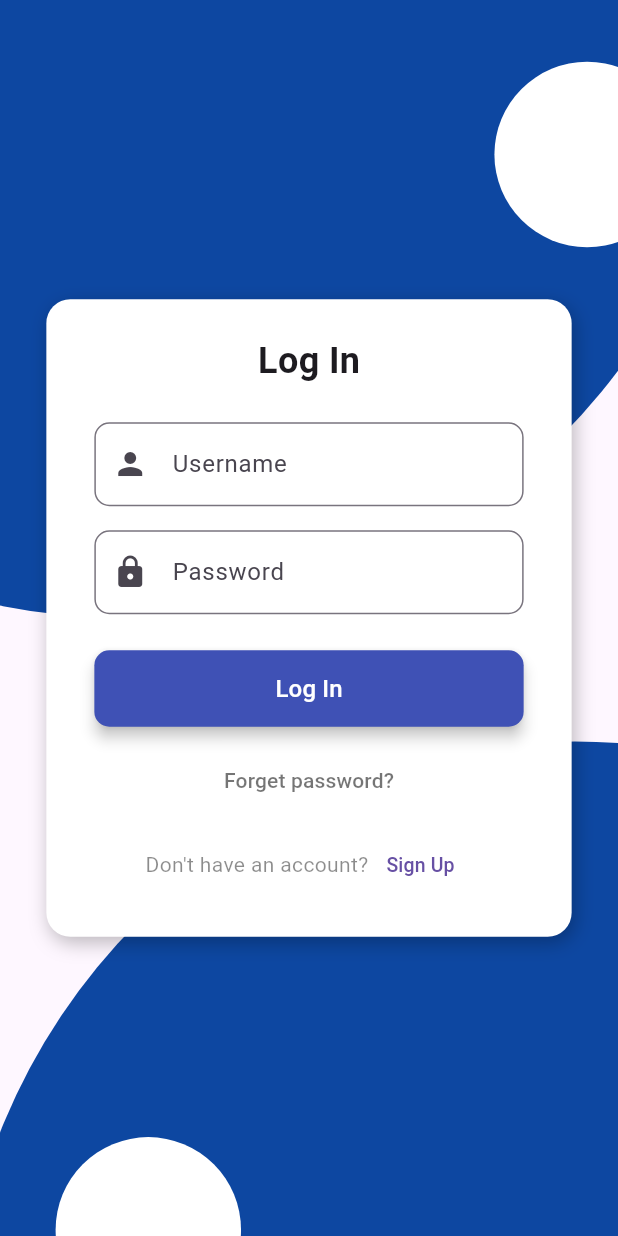
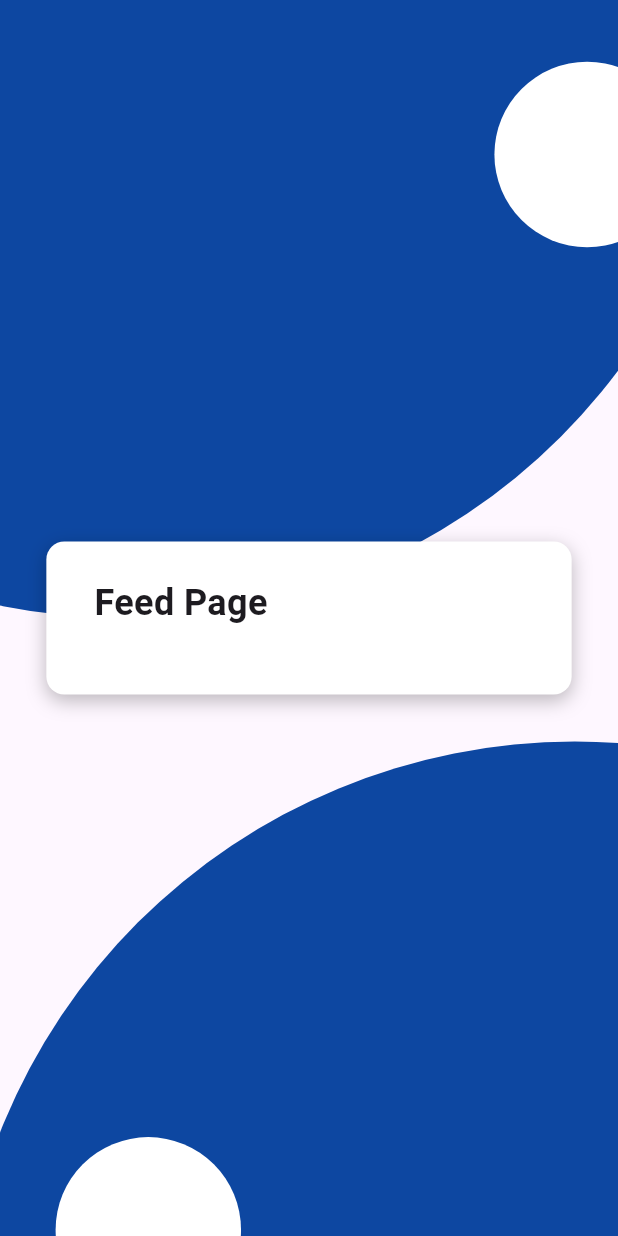
Before and after one commit to kaungkhantluke-dev/myapp, a Flutter app: the LogIn screen opened by its route, after a tap on "Log In", on a phone screen of 412 x 824 dp. Run offline on Flutter 3.47's test engine with Material 3 defaults, Android fonts, the phone set to English and light mode, and no system bars; our stand-ins replace firebase_core; accounts and stored records are empty.

Commit message:
`Added Firebase and Google Sign-In dependencies and plugins to the project.`

```diff
--- /dev/null
+++ b/lib/loginUI/feedpage.dart
@@ -0,0 +1,97 @@
+import 'package:flutter/material.dart';
+
+class FeedPage extends StatefulWidget {
+  const FeedPage({super.key});
+
+  @override
+  State<FeedPage> createState() => _FeedPageState();
+}
+
+class _FeedPageState extends State<FeedPage> {
+  @override
+  Widget build(BuildContext context) {
+    final screenWidth = MediaQuery.of(context).size.width;
+    final screenHeight = MediaQuery.of(context).size.height;
+
+    return Scaffold(
+      body: SafeArea(
+        child: Stack(
+          children: [
+            // Background circles
+            Positioned(
+              top: -screenHeight * 0.5,
+              right: -screenWidth * 0.2,
+              child: CircleAvatar(
+                backgroundColor: Colors.blue.shade900,
+                radius: screenWidth * 1.0,
+              ),
+            ),
+            Positioned(
+              top: screenHeight * 0.05,
+              right: -screenWidth * 0.1,
+              child: CircleAvatar(
+                backgroundColor: Colors.white,
+                radius: screenWidth * 0.15,
+              ),
+            ),
+            Positioned(
+              bottom: -screenHeight * 0.6,
+              left: -screenWidth * 0.07,
+              child: CircleAvatar(
+                backgroundColor: Colors.blue.shade900,
+                radius: screenWidth * 1.0,
+              ),
+            ),
+            Positioned(
+              bottom: -screenHeight * 0.07,
+              left: screenWidth * 0.09,
+              child: CircleAvatar(
+                backgroundColor: Colors.white,
+                radius: screenWidth * 0.15,
+              ),
+            ),
+
+            // Feed content
+            Center(
+              child: SingleChildScrollView(
+                padding: const EdgeInsets.symmetric(horizontal: 24),
+                child: Container(
+                  width: screenWidth * 0.85,
+                  padding: const EdgeInsets.symmetric(
+                    horizontal: 32,
+                    vertical: 24,
+                  ),
+                  decoration: BoxDecoration(
+                    color: Colors.white,
+                    borderRadius: BorderRadius.circular(12),
+                    boxShadow: [
+                      BoxShadow(
+                        color: Colors.black26,
+                        blurRadius: 10,
+                        offset: Offset(0, 4),
+                      ),
+                    ],
+                  ),
+                  child: Column(
+                    crossAxisAlignment: CrossAxisAlignment.start,
+                    children: [
+                      Text(
+                        'Feed Page',
+                        style: TextStyle(
+                          fontSize: 24,
+                          fontWeight: FontWeight.bold,
+                        ),
+                      ),
+                      SizedBox(height: 20),
+                      // Add your feed content here
+                    ],
+                  ),
+                ),
+              ),
+            ),
+          ],
+        ),
+      ),
+    );
+  }
+}
--- a/lib/loginUI/login.dart
+++ b/lib/loginUI/login.dart
@@ -108,7 +108,9 @@ class LogIn extends StatelessWidget {
                       SizedBox(
                         width: double.infinity,
                         child: ElevatedButton(
-                          onPressed: () {},
+                          onPressed: () {
+                            Navigator.pushNamed(context, '/feedpage');
+                          },
                           style: ElevatedButton.styleFrom(
                             backgroundColor: Colors.indigo,
                             foregroundColor: Colors.white,
--- a/pubspec.yaml
+++ b/pubspec.yaml
@@ -30,6 +30,11 @@ environment:
 dependencies:
   flutter:
     sdk: flutter
+
+  firebase_core: ^2.30.0
+  firebase_auth: ^4.17.8
+  google_sign_in: ^6.2.1
+  cloud_firestore: ^4.17.5
 
   # The following adds the Cupertino Icons font to your application.
   # Use with the CupertinoIcons class for iOS style icons.
```
Also changed, not shown: lib/main.dart (+8 -1 lines), firebase.json (added), lib/firebase_options.dart (added), pubspec.lock, 25 other files.
